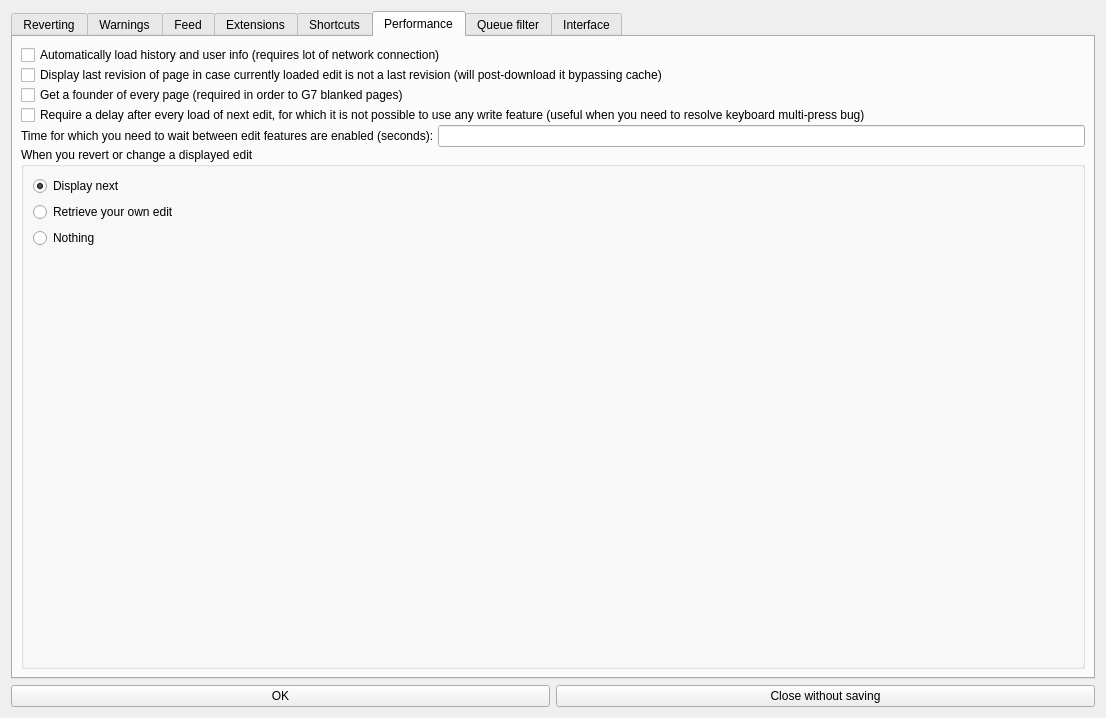
Above: huggle/preferences.ui from huggle/huggle3-qt-lx before the change. Below: the same form after it.
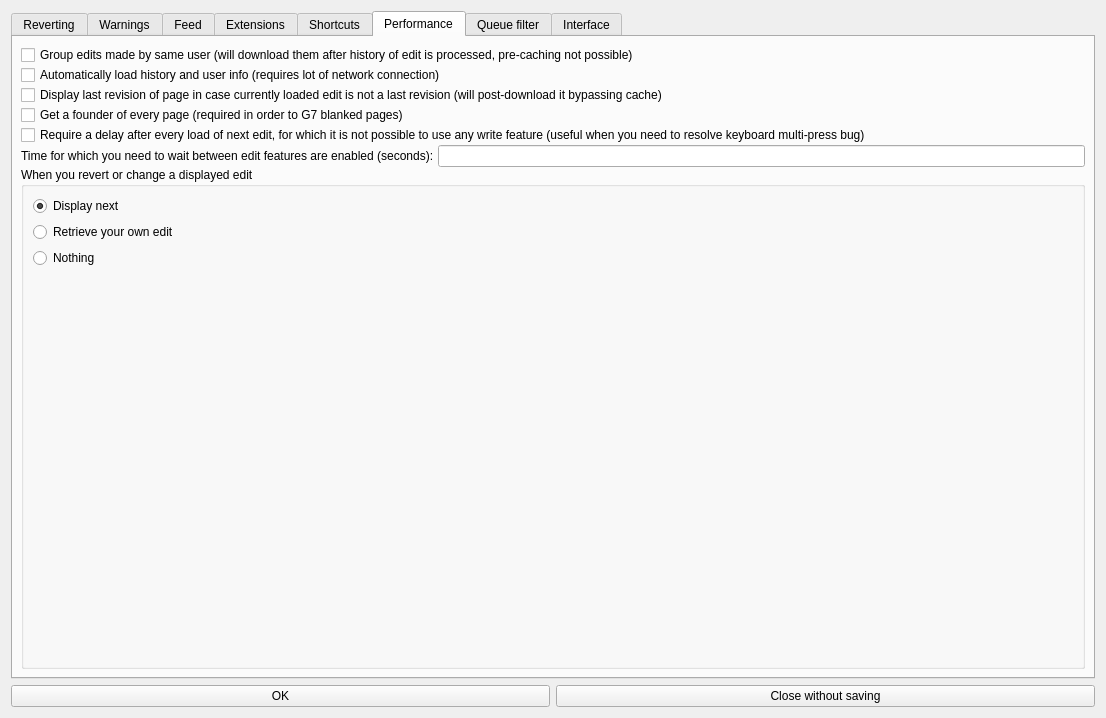
That is the form after the change. The open tabs and pages were chosen to show the change. Icons and pictures are not drawn.

Commit message: New option to group edits made by same user

The edit to the form file:
```diff
--- a/huggle/preferences.ui
+++ b/huggle/preferences.ui
@@ -449,6 +449,13 @@
        <property name="bottomMargin">
         <number>8</number>
        </property>
+       <item>
+        <widget class="QCheckBox" name="checkBox_AutomaticallyGroup">
+         <property name="text">
+          <string>Group edits made by same user (will download them after history of edit is processed, pre-caching not possible)</string>
+         </property>
+        </widget>
+       </item>
        <item>
         <widget class="QCheckBox" name="checkBox_14">
          <property name="text">
```
The commit also changes 5 other files.
